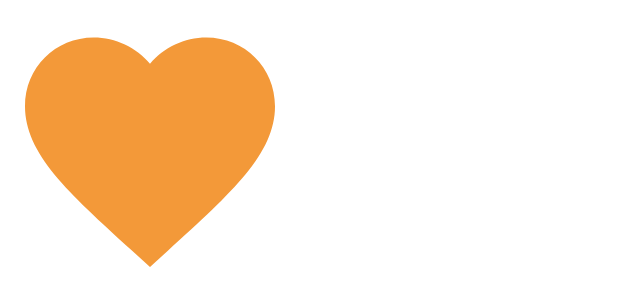
After one commit to pk1114585/Hang_Up, an Android app: the layout like_popup.xml on its own in the app's theme, with its tools: preview values and no code run, on a phone screen of 412 x 824 dp. The commit adds this screen. Shown: the top 306 px of the screen. Run offline under Robolectric (Android 15) with nearby library versions, the phone set to English and light mode, and no system bars; Roboto replaces fonts that are not available here.

Commit message:
added click listener and double click like option

```diff
--- /dev/null
+++ b/app/src/main/res/anim/like_icon_animation.xml
@@ -0,0 +1,6 @@
+<?xml version="1.0" encoding="utf-8"?>
+<set xmlns:tools="http://schemas.android.com/tools"
+    xmlns:android="http://schemas.android.com/apk/res/android">
+    <scale tools:ignore="ExtraText">
+    </scale>
+</set>
--- /dev/null
+++ b/app/src/main/res/layout/like_popup.xml
@@ -0,0 +1,16 @@
+<?xml version="1.0" encoding="utf-8"?>
+<androidx.constraintlayout.widget.ConstraintLayout
+    xmlns:android="http://schemas.android.com/apk/res/android"
+    xmlns:app="http://schemas.android.com/apk/res-auto"
+    android:layout_width="wrap_content"
+    android:layout_height="wrap_content">
+
+    <ImageView
+        android:layout_width="200dp"
+        android:layout_height="200dp"
+        android:src="@drawable/ic_like_icon"
+        app:layout_constraintBottom_toBottomOf="parent"
+        app:layout_constraintEnd_toEndOf="parent"
+        app:layout_constraintStart_toStartOf="parent"
+        app:layout_constraintTop_toTopOf="parent" />
+</androidx.constraintlayout.widget.ConstraintLayout>
--- a/app/src/main/res/layout/story_view.xml
+++ b/app/src/main/res/layout/story_view.xml
@@ -24,6 +24,5 @@
             android:text="User"
             android:textAlignment="center"
             />
-
     </RelativeLayout>
 </layout>
--- a/app/src/main/res/values/strings.xml
+++ b/app/src/main/res/values/strings.xml
@@ -10,4 +10,6 @@
     <string name="likes">Likes</string>
     <string name="this_is_caption_of_the_post_which_is_shows_in_bottom_of_post">This is caption of the post which is shows in bottom of post</string>
     <!-- TODO: Remove or change this placeholder text -->
+    <string name="hello_blank_fragment">Hello blank fragment</string>
+    <!-- TODO: Remove or change this placeholder text -->
 </resources>
```
Also changed, not shown: app/src/main/java/com/pk/hangup/mainUI/fragments/posts/PostAdapter.kt (+11 -3 lines), app/src/main/java/com/pk/hangup/mainUI/fragments/posts/PostViewFragment.kt (+15 -5 lines), app/src/main/java/com/pk/hangup/mainUI/fragments/profile/UserProfile.kt (added, +17 -0 lines), app/src/main/res/layout/fragment_user_profile.xml (added, +14 -0 lines), app/src/main/res/layout/post_view.xml (+6 -1 lines).
